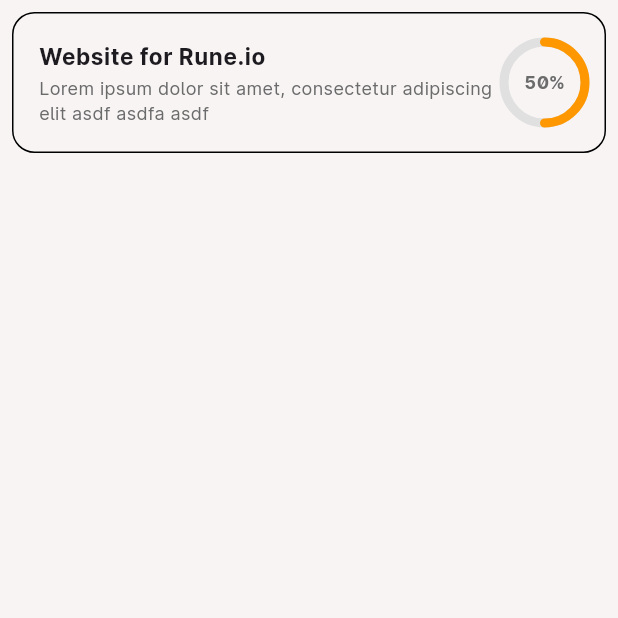
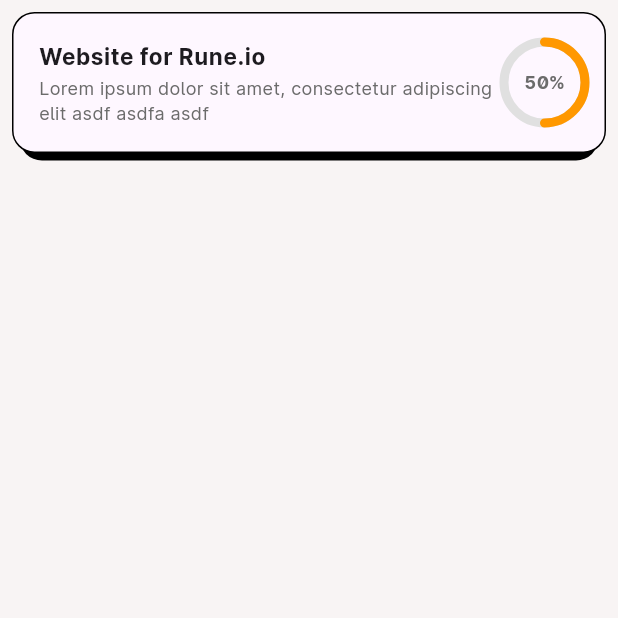
Before and after one commit to Michael-R-Dickinson/todolist, a Flutter app: the screen it shows after launch, on a phone screen of 412 x 824 dp, the top half of it. Run offline on Flutter 3.47's test engine with Material 3 defaults, Android fonts, the phone set to English and light mode, and no system bars; drawn by our look-alikes of percent_indicator.

Commit message:
added todo shadow

```diff
--- a/lib/widgets/todo_list.dart
+++ b/lib/widgets/todo_list.dart
@@ -16,6 +16,14 @@ class TodoList extends StatelessWidget {
             margin: const EdgeInsets.all(8),
             padding: const EdgeInsets.fromLTRB(2, 16, 10, 16),
             decoration: BoxDecoration(
+              color: Theme.of(context).cardColor,
+              boxShadow: const [
+                BoxShadow(
+                  color: Colors.black,
+                  spreadRadius: -5,
+                  offset: Offset(0, 10),
+                ),
+              ],
               borderRadius: BorderRadius.circular(15),
               border: Border.all(
                 color: Colors.black,
```
